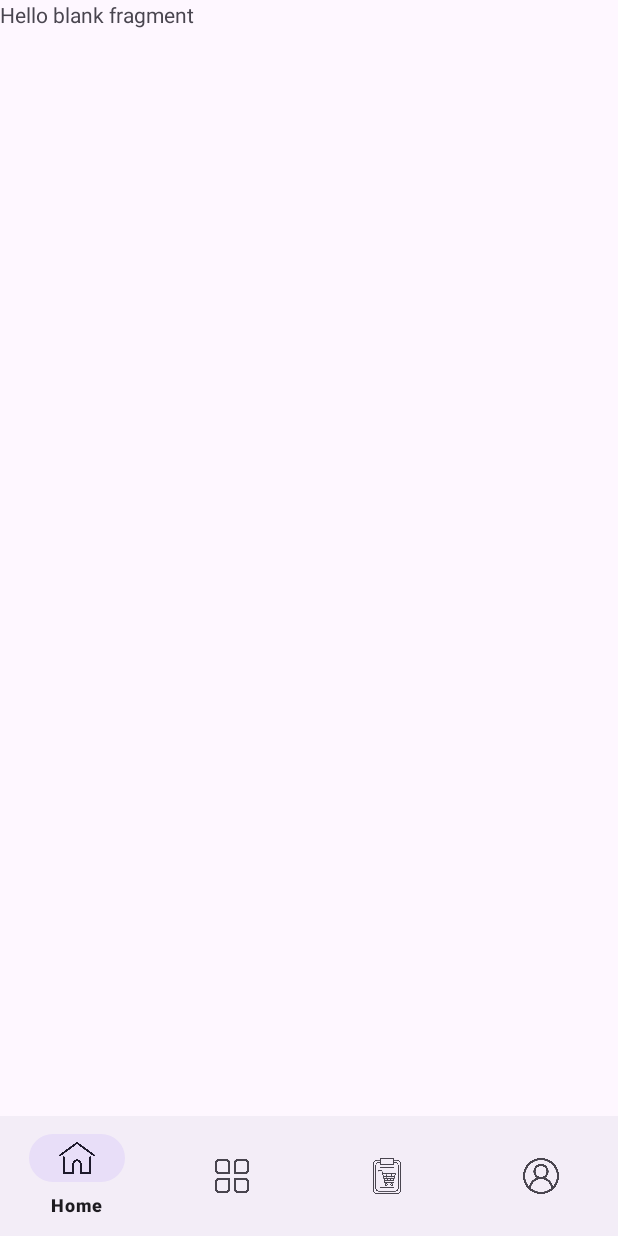
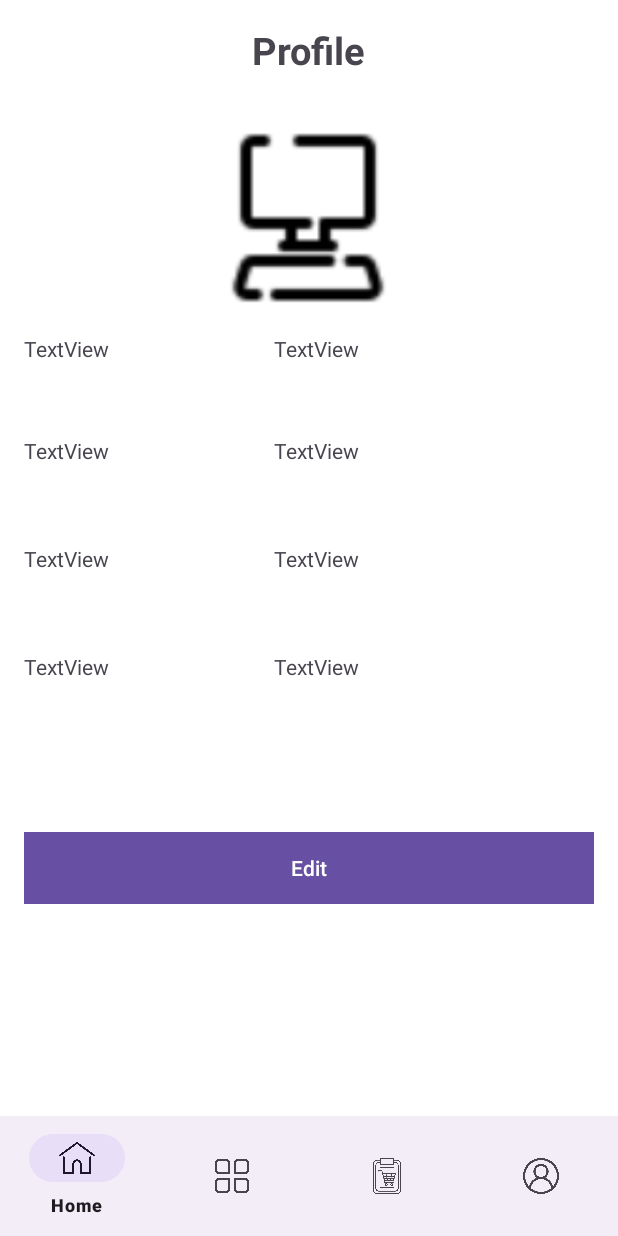
Before and after one commit to MTh1en/PRM392_Group5, an Android app: the fragment ProfileFragment placed in its activity, on a phone screen of 412 x 824 dp. Run offline under Robolectric (Android 15) with nearby library versions, the phone set to English and light mode, and no system bars.

Commit message:
layout Frofile

```diff
--- a/app/src/main/res/layout/fragment_profile2.xml
+++ b/app/src/main/res/layout/fragment_profile2.xml
@@ -1,14 +1,143 @@
 <?xml version="1.0" encoding="utf-8"?>
-<FrameLayout xmlns:android="http://schemas.android.com/apk/res/android"
+<androidx.constraintlayout.widget.ConstraintLayout xmlns:android="http://schemas.android.com/apk/res/android"
+    xmlns:app="http://schemas.android.com/apk/res-auto"
     xmlns:tools="http://schemas.android.com/tools"
     android:layout_width="match_parent"
     android:layout_height="match_parent"
-    tools:context=".ProfileFragment">
+    android:padding="16dp"
+    android:background="@android:color/white">
 
-    <!-- TODO: Update blank fragment layout -->
+    <!-- Tiêu đề -->
+
     <TextView
-        android:layout_width="match_parent"
-        android:layout_height="match_parent"
-        android:text="@string/hello_blank_fragment" />
+        android:id="@+id/textView12"
+        android:layout_width="194dp"
+        android:layout_height="56dp"
+        android:layout_marginTop="232dp"
+        android:text="TextView"
+        app:layout_constraintEnd_toEndOf="parent"
+        app:layout_constraintHorizontal_bias="0.897"
+        app:layout_constraintStart_toStartOf="parent"
+        app:layout_constraintTop_toBottomOf="@+id/imageProfile" />
 
-</FrameLayout>
+    <TextView
+        android:id="@+id/textView11"
+        android:layout_width="194dp"
+        android:layout_height="56dp"
+        android:layout_marginTop="160dp"
+        android:text="TextView"
+        app:layout_constraintEnd_toEndOf="parent"
+        app:layout_constraintHorizontal_bias="0.897"
+        app:layout_constraintStart_toStartOf="parent"
+        app:layout_constraintTop_toBottomOf="@+id/imageProfile" />
+
+    <TextView
+        android:id="@+id/textView10"
+        android:layout_width="194dp"
+        android:layout_height="56dp"
+        android:layout_marginTop="88dp"
+        android:text="TextView"
+        app:layout_constraintEnd_toEndOf="parent"
+        app:layout_constraintHorizontal_bias="0.897"
+        app:layout_constraintStart_toStartOf="parent"
+        app:layout_constraintTop_toBottomOf="@+id/imageProfile" />
+
+    <TextView
+        android:id="@+id/textView6"
+        android:layout_width="194dp"
+        android:layout_height="56dp"
+        android:layout_marginTop="20dp"
+        android:text="TextView"
+        app:layout_constraintEnd_toEndOf="parent"
+        app:layout_constraintHorizontal_bias="0.897"
+        app:layout_constraintStart_toStartOf="parent"
+        app:layout_constraintTop_toBottomOf="@+id/imageProfile" />
+
+    <TextView
+        android:id="@+id/textView5"
+        android:layout_width="126dp"
+        android:layout_height="55dp"
+        android:layout_marginTop="232dp"
+        android:text="TextView"
+        app:layout_constraintStart_toStartOf="parent"
+        app:layout_constraintTop_toBottomOf="@+id/imageProfile" />
+
+    <TextView
+        android:id="@+id/textView4"
+        android:layout_width="126dp"
+        android:layout_height="55dp"
+        android:layout_marginTop="160dp"
+        android:text="TextView"
+        app:layout_constraintStart_toStartOf="parent"
+        app:layout_constraintTop_toBottomOf="@+id/imageProfile" />
+
+    <TextView
+        android:id="@+id/textView3"
+        android:layout_width="126dp"
+        android:layout_height="55dp"
+        android:layout_marginTop="88dp"
+        android:text="TextView"
+        app:layout_constraintStart_toStartOf="parent"
+        app:layout_constraintTop_toBottomOf="@+id/imageProfile" />
+
+    <TextView
+        android:id="@+id/textTitle"
+        android:layout_width="wrap_content"
+        android:layout_height="wrap_content"
+        android:text="Profile"
+        android:textSize="25sp"
+        android:textStyle="bold"
+        app:layout_constraintTop_toTopOf="parent"
+        app:layout_constraintStart_toStartOf="parent"
+        app:layout_constraintEnd_toEndOf="parent"/>
+
+    <!-- Ảnh đại diện -->
+
+    <!-- Name -->
+
+    <!-- Email -->
+
+    <!-- Address -->
+
+    <!-- Phone -->
+
+    <!-- Role -->
+
+    <!-- Nút Edit -->
+
+    <ImageView
+        android:id="@+id/imageProfile"
+        android:layout_width="120dp"
+        android:layout_height="120dp"
+        android:layout_marginTop="32dp"
+        android:src="@drawable/app_logo"
+        app:layout_constraintEnd_toEndOf="parent"
+        app:layout_constraintHorizontal_bias="0.498"
+        app:layout_constraintStart_toStartOf="parent"
+        app:layout_constraintTop_toBottomOf="@id/textTitle" />
+
+    <Button
+        android:id="@+id/btnEdit"
+        android:layout_width="0dp"
+        android:layout_height="wrap_content"
+        android:background="@android:color/darker_gray"
+        android:clickable="true"
+        android:focusable="true"
+        android:text="Edit"
+        android:textColor="@android:color/white"
+        app:layout_constraintBottom_toBottomOf="parent"
+        app:layout_constraintEnd_toEndOf="parent"
+        app:layout_constraintHorizontal_bias="0.0"
+        app:layout_constraintStart_toStartOf="parent"
+        app:layout_constraintTop_toBottomOf="@+id/imageProfile"
+        app:layout_constraintVertical_bias="0.737" />
+
+    <TextView
+        android:id="@+id/textView2"
+        android:layout_width="126dp"
+        android:layout_height="55dp"
+        android:layout_marginTop="20dp"
+        android:text="TextView"
+        app:layout_constraintStart_toStartOf="parent"
+        app:layout_constraintTop_toBottomOf="@+id/imageProfile" />
+</androidx.constraintlayout.widget.ConstraintLayout>
```
